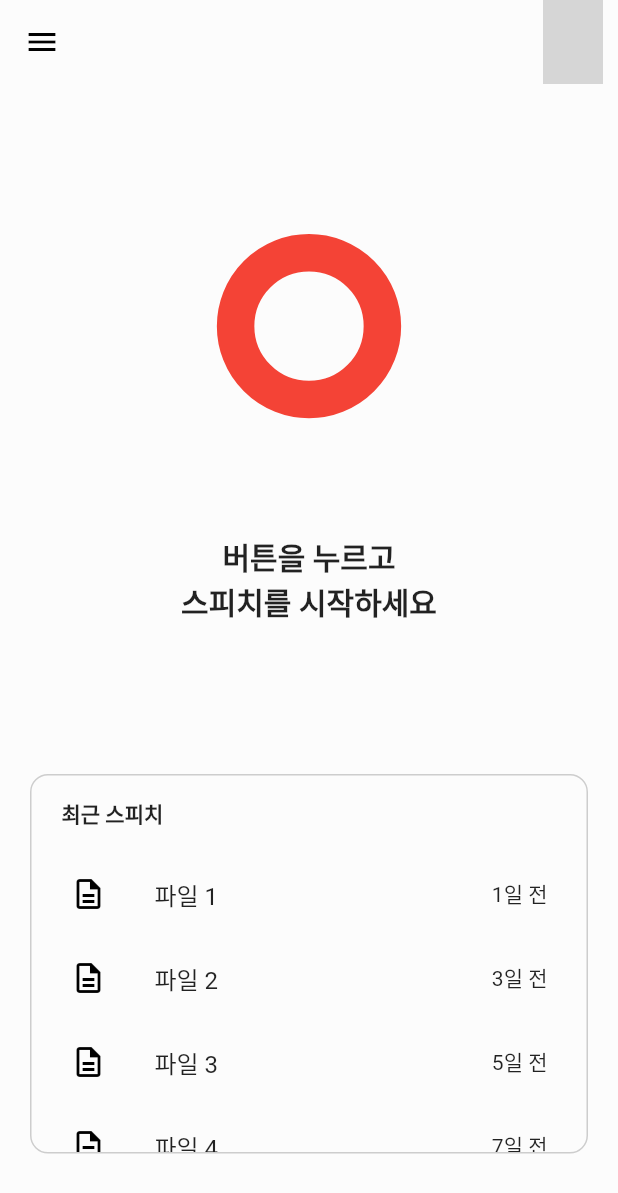
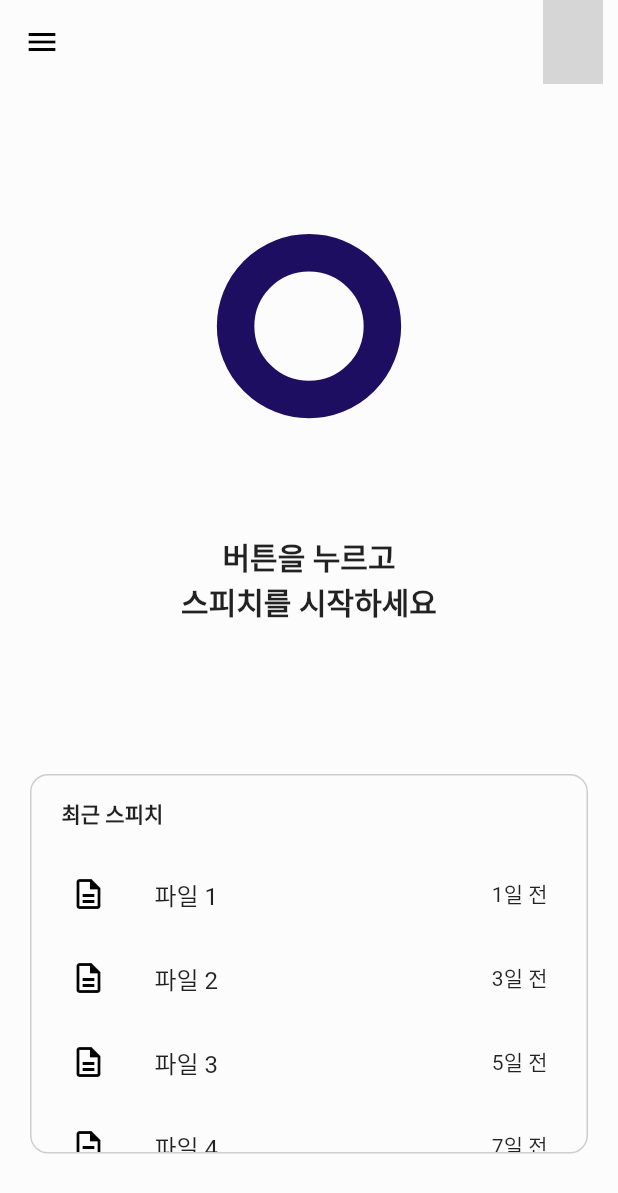
Before and after one commit to in-up/hackathon-pitches, a Flutter app: the screen it shows after launch, on a phone screen of 412 x 824 dp. Shown: the top 1193 px of the screen. Run offline on Flutter 3.47's test engine with Material 3 defaults, Android fonts, the phone set to English and light mode, and no system bars; our stand-ins replace flutter_riverpod, hive, hive_flutter, speech_to_text; accounts and stored records are empty; network calls fail; Roboto replaces fonts that are missing (Pretendard); grey boxes are pictures that could not be loaded.

Commit message:
design: set identity color

```diff
--- a/lib/app/home.dart
+++ b/lib/app/home.dart
@@ -82,7 +82,7 @@ class _HomeScreenState extends State<HomeScreen> {
               child: Center(
                 child: Column(
                   children: [
-                    BreathingButton(borderColor: Colors.blue, onPressed: (){Navigator.pushNamed(context, '/record');},),
+                    BreathingButton(borderColor: Color(0xFF1E0E62), onPressed: (){Navigator.pushNamed(context, '/record');},),
                   ],
                 ),
               ),
--- a/lib/components/halo.dart
+++ b/lib/components/halo.dart
@@ -4,13 +4,11 @@ import '../app/home.dart'; // HomeScreen 경로 확인
 
 class BreathingButton extends StatefulWidget {
   final Color borderColor; // 버튼의 테두리 색상
-  final Color pressedColor; // 버튼이 눌렸을 때 색상
   final VoidCallback? onPressed; // 클릭 시 호출될 콜백
 
   BreathingButton({
-    this.borderColor = Colors.black,
-    this.pressedColor = Colors.red,
-    this.onPressed, // 기본값은 null
+    this.borderColor = const Color(0xFF1E0E62),
+    this.onPressed,
   });
 
   @override
@@ -61,7 +59,7 @@ class _BreathingButtonState extends State<BreathingButton>
             height: _animation.value,
             decoration: BoxDecoration(
               shape: BoxShape.circle,
-              border: Border.all(color: widget.pressedColor, width: 25),
+              border: Border.all(color: widget.borderColor, width: 25),
             ),
           );
         },
--- a/lib/main.dart
+++ b/lib/main.dart
@@ -27,6 +27,7 @@
       theme: ThemeData(
         useMaterial3: false,
         canvasColor: Color(0xFFfcfcfc),
+        primaryColor: Color(0xFF1E0E62),
         fontFamily: 'Pretendard',
         pageTransitionsTheme: const PageTransitionsTheme(builders: {
           TargetPlatform.android: CupertinoPageTransitionsBuilder(),
```
Also changed, not shown: lib/app/now_record.dart (+26 -1 lines).
